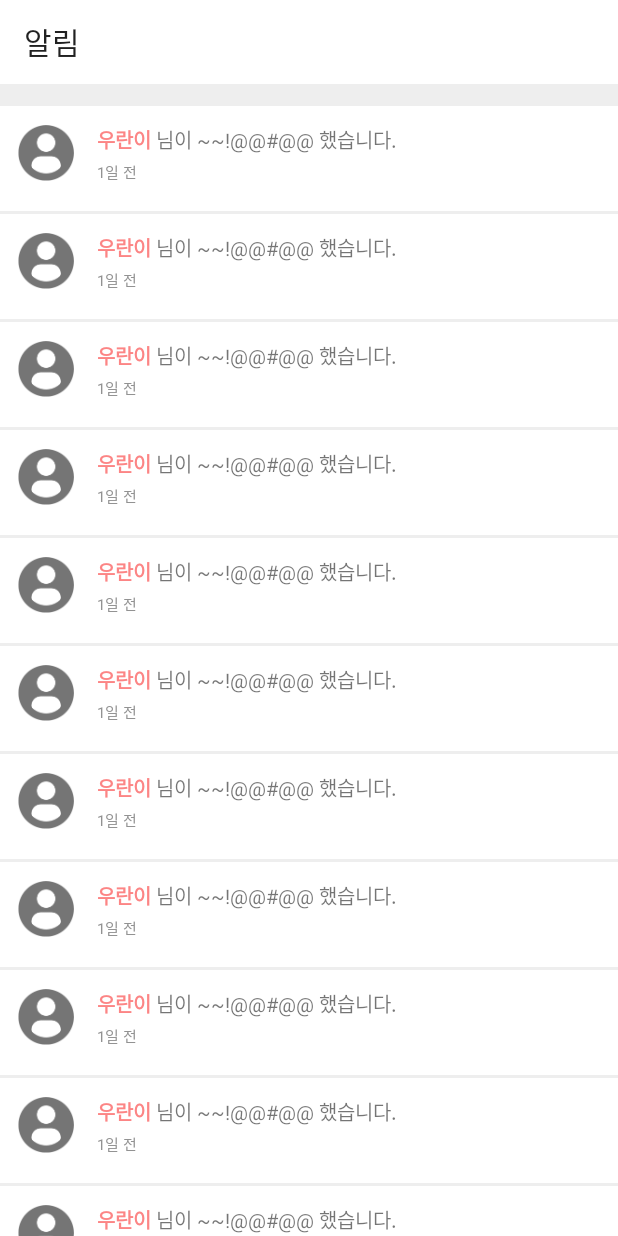
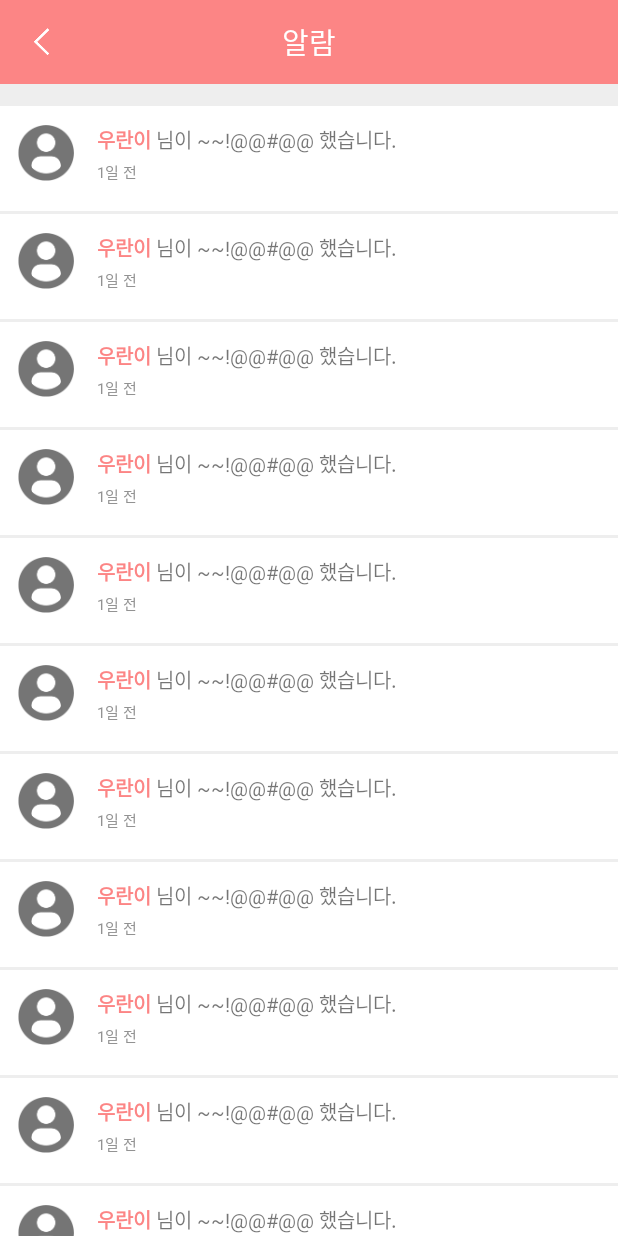
Before and after one commit to GwonHyeok/YouAndI, an Android app: the NotificationActivity screen opened directly, with no data from a screen before it, on a phone screen of 412 x 824 dp. Run offline under Robolectric (Android 15) with nearby library versions, the phone set to English and light mode, and no system bars; our stand-ins replace CircleImageView.

Commit message:
카메라 앨범선택 기능 추가, 디자인 수정

```diff
--- a/app/build.gradle
+++ b/app/build.gradle
@@ -6,7 +6,7 @@ android {
 
     defaultConfig {
         applicationId "com.hyeokran.youi"
-        minSdkVersion 14
+        minSdkVersion 15
         targetSdkVersion 23
         versionCode 1
         versionName "1.0"
@@ -26,4 +26,6 @@ dependencies {
     compile 'com.android.support:design:23.1.1'
     compile 'com.github.nirhart:parallaxscroll:1.0'
     compile 'com.squareup.okhttp:okhttp:2.5.0'
+    compile 'com.sangcomz:FishBun:0.1.5@aar'
+    compile 'com.github.bumptech.glide:glide:3.6.1'
 }
--- a/app/src/main/AndroidManifest.xml
+++ b/app/src/main/AndroidManifest.xml
@@ -1,12 +1,14 @@
 <?xml version="1.0" encoding="utf-8"?>
 <manifest xmlns:android="http://schemas.android.com/apk/res/android"
     package="com.hyeokran.youi">
+
+    <uses-permission android:name="android.permission.READ_EXTERNAL_STORAGE" />
 
     <application
         android:name=".Util.ApplicationContextProvider"
         android:allowBackup="true"
         android:icon="@mipmap/ic_launcher"
-        android:label="@string/app_name"
+        android:label="@string/my_app_name"
         android:supportsRtl="true"
         android:theme="@style/AppTheme">
 
--- a/app/src/main/java/com/hyeokran/youi/Activity/NotificationActivity.java
+++ b/app/src/main/java/com/hyeokran/youi/Activity/NotificationActivity.java
@@ -5,6 +5,8 @@ import android.support.v7.app.AppCompatActivity;
 import android.support.v7.widget.LinearLayoutManager;
 import android.support.v7.widget.RecyclerView;
 import android.support.v7.widget.Toolbar;
+import android.view.View;
+import android.widget.ImageView;
 
 import com.hyeokran.youi.Adapter.NotificationListAdapter;
 import com.hyeokran.youi.Adapter.NotificationListItemDecoration;
@@ -15,13 +17,23 @@ import com.hyeokran.youi.R;
  * Created by GwonHyeok on 2015. 11. 27..
  */
 public class NotificationActivity extends AppCompatActivity {
+    ImageView back;
 
     @Override
     protected void onCreate(Bundle savedInstancedState) {
         super.onCreate(savedInstancedState);
         setContentView(R.layout.activity_notification);
 
+        back = (ImageView) findViewById(R.id.back);
+
         viewInit();
+
+        back.setOnClickListener(new View.OnClickListener() {
+            @Override
+            public void onClick(View v) {
+                finish();
+            }
+        });
     }
 
     private void viewInit() {
@@ -34,6 +46,6 @@ public class NotificationActivity extends AppCompatActivity {
         setSupportActionBar(toolbar);
 
         if (getSupportActionBar() != null)
-            getSupportActionBar().setTitle("알림");
+            getSupportActionBar().setTitle("");
     }
 }
--- a/app/src/main/res/layout/activity_main.xml
+++ b/app/src/main/res/layout/activity_main.xml
@@ -2,7 +2,8 @@
 <RelativeLayout xmlns:android="http://schemas.android.com/apk/res/android"
     android:layout_width="match_parent"
     android:layout_height="match_parent"
-    android:orientation="vertical">
+    android:orientation="vertical"
+    android:background="#fff">
 
     <android.support.v7.widget.Toolbar
         android:id="@+id/toolbar"
@@ -11,6 +12,9 @@
 
         <!-- 알람 뱃지 -->
         <FrameLayout
+            android:paddingTop="10dp"
+            android:paddingBottom="10dp"
+            android:paddingRight="10dp"
             android:layout_width="wrap_content"
             android:layout_height="wrap_content">
 
--- a/app/src/main/res/layout/activity_notification.xml
+++ b/app/src/main/res/layout/activity_notification.xml
@@ -9,7 +9,23 @@
         android:id="@+id/toolbar"
         android:layout_width="match_parent"
         android:layout_height="wrap_content"
-        android:background="#ffffff" />
+        android:background="@color/colorPrimary">
+
+        <ImageView
+            android:id="@+id/back"
+            android:layout_width="wrap_content"
+            android:layout_height="wrap_content"
+            android:src="@drawable/ic_arrow" />
+
+        <TextView
+            android:layout_width="wrap_content"
+            android:layout_height="wrap_content"
+            android:layout_gravity="center"
+            android:text="알람"
+            android:textColor="#ffffff"
+            android:textSize="19sp" />
+
+    </android.support.v7.widget.Toolbar>
 
     <android.support.v4.widget.SwipeRefreshLayout
         android:layout_width="match_parent"
--- a/app/src/main/res/layout/content_calendar.xml
+++ b/app/src/main/res/layout/content_calendar.xml
@@ -4,7 +4,7 @@
     android:layout_width="fill_parent"
     android:layout_height="fill_parent"
     android:layout_gravity="center_horizontal"
-    android:background="#FFFFFFFF"
+    android:background="#FFFFFF"
     android:orientation="vertical">
 
     <LinearLayout
--- a/app/src/main/res/layout/content_record.xml
+++ b/app/src/main/res/layout/content_record.xml
@@ -3,7 +3,8 @@
     xmlns:app="http://schemas.android.com/apk/res-auto"
     android:layout_width="match_parent"
     android:layout_height="match_parent"
-    android:orientation="vertical">
+    android:orientation="vertical"
+    android:background="#fff">
 
     <android.support.design.widget.TabLayout
         android:id="@+id/content_record_tablayout"
--- a/app/src/main/res/layout/ui_calendar_card.xml
+++ b/app/src/main/res/layout/ui_calendar_card.xml
@@ -2,7 +2,8 @@
 <LinearLayout xmlns:android="http://schemas.android.com/apk/res/android"
     android:layout_width="match_parent"
     android:layout_height="wrap_content"
-    android:orientation="vertical">
+    android:orientation="vertical"
+    android:background="#fff">
 
 
     <LinearLayout
--- a/app/src/main/res/layout/ui_content_record_collect.xml
+++ b/app/src/main/res/layout/ui_content_record_collect.xml
@@ -2,7 +2,8 @@
 <LinearLayout xmlns:android="http://schemas.android.com/apk/res/android"
     android:layout_width="match_parent"
     android:layout_height="match_parent"
-    android:orientation="vertical">
+    android:orientation="vertical"
+    android:background="#fff">
 
     <android.support.v4.widget.SwipeRefreshLayout
         android:layout_width="match_parent"
--- a/app/src/main/res/layout/ui_content_record_timeline.xml
+++ b/app/src/main/res/layout/ui_content_record_timeline.xml
@@ -2,7 +2,8 @@
 <LinearLayout xmlns:android="http://schemas.android.com/apk/res/android"
     android:layout_width="match_parent"
     android:layout_height="match_parent"
-    android:orientation="vertical">
+    android:orientation="vertical"
+    android:background="#fff">
 
     <android.support.v4.widget.SwipeRefreshLayout
         android:layout_width="match_parent"
--- a/app/src/main/res/layout/ui_record_timeline_footer.xml
+++ b/app/src/main/res/layout/ui_record_timeline_footer.xml
@@ -2,7 +2,8 @@
 <LinearLayout xmlns:android="http://schemas.android.com/apk/res/android"
     android:layout_width="match_parent"
     android:layout_height="wrap_content"
-    android:orientation="vertical">
+    android:orientation="vertical"
+    android:background="#fff">
 
 
     <!-- 좋아요, 댓글 -->
--- a/app/src/main/res/layout/ui_record_timeline_header.xml
+++ b/app/src/main/res/layout/ui_record_timeline_header.xml
@@ -2,7 +2,8 @@
 <LinearLayout xmlns:android="http://schemas.android.com/apk/res/android"
     android:layout_width="match_parent"
     android:layout_height="wrap_content"
-    android:orientation="horizontal">
+    android:orientation="horizontal"
+    android:background="#fff">
 
     <!-- 프로필 이미지 -->
     <com.hyeokran.youi.CustomView.CircleImageView
--- a/app/src/main/res/layout/ui_record_timeline_text_card.xml
+++ b/app/src/main/res/layout/ui_record_timeline_text_card.xml
@@ -2,7 +2,8 @@
 <LinearLayout xmlns:android="http://schemas.android.com/apk/res/android"
     android:layout_width="match_parent"
     android:layout_height="match_parent"
-    android:orientation="vertical">
+    android:orientation="vertical"
+    android:background="#fff">
 
     <include layout="@layout/ui_record_timeline_header" />
 
--- a/app/src/main/res/values/colors.xml
+++ b/app/src/main/res/values/colors.xml
@@ -2,6 +2,6 @@
 <resources>
     <color name="colorPrimary">#FFFC8585</color>
     <color name="colorPrimaryDark">#FFE96969</color>
-    <color name="colorAccent">#FF4081</color>
+    <color name="colorAccent">#FFFC8585</color>
     <color name="colorWhiteStatusBar">#7A7A7A</color>
 </resources>
--- a/app/src/main/res/values/strings.xml
+++ b/app/src/main/res/values/strings.xml
@@ -1,4 +1,4 @@
 <resources>
-    <string name="app_name">You&amp;I</string>
+    <string name="my_app_name">You&amp;I</string>
     <string name="action_settings">Settings</string>
 </resources>
```
Also changed, not shown: app/src/main/java/com/hyeokran/youi/Activity/WriteRecordActivity.java (+69 -3 lines), app/src/main/res/layout/activity_write.xml (+9 -3 lines), app/src/main/res/drawable-xxhdpi/ic_global.png (added).
